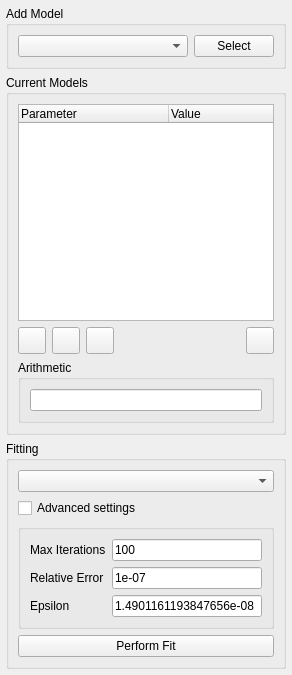
This is specviz/data/qt/ui/model_fitting_plugin.ui in spacetelescope/specviz as Qt 5 draws it before an edit. The edited form follows.
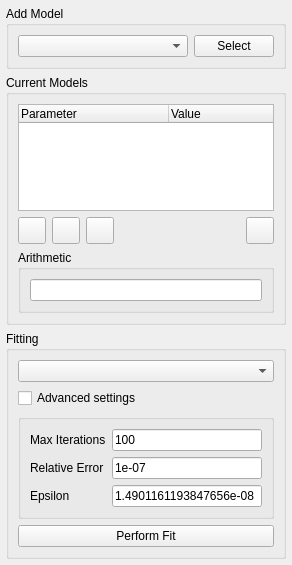
This is the edited form. Icons and pictures are not drawn.

Patch:
```diff
--- a/specviz/data/qt/ui/model_fitting_plugin.ui
+++ b/specviz/data/qt/ui/model_fitting_plugin.ui
@@ -7,7 +7,7 @@
     <x>0</x>
     <y>0</y>
     <width>292</width>
-    <height>675</height>
+    <height>565</height>
    </rect>
   </property>
   <property name="windowTitle">
```
Left out of the diff: 42 changed lines with no effect on the pictures.
